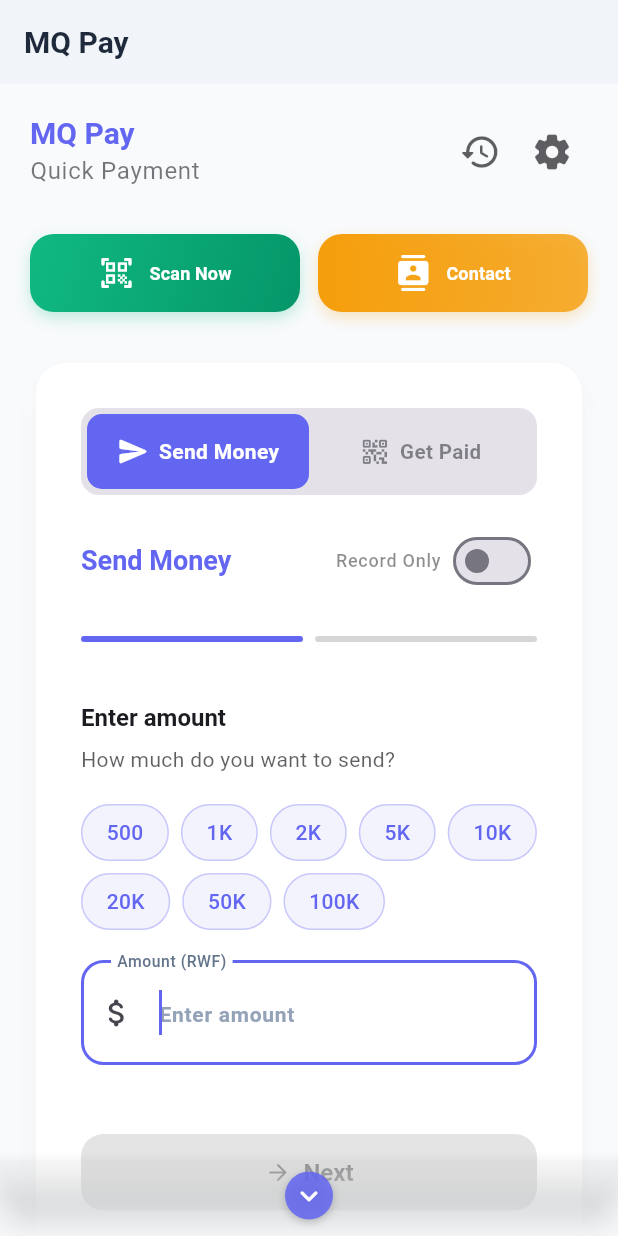
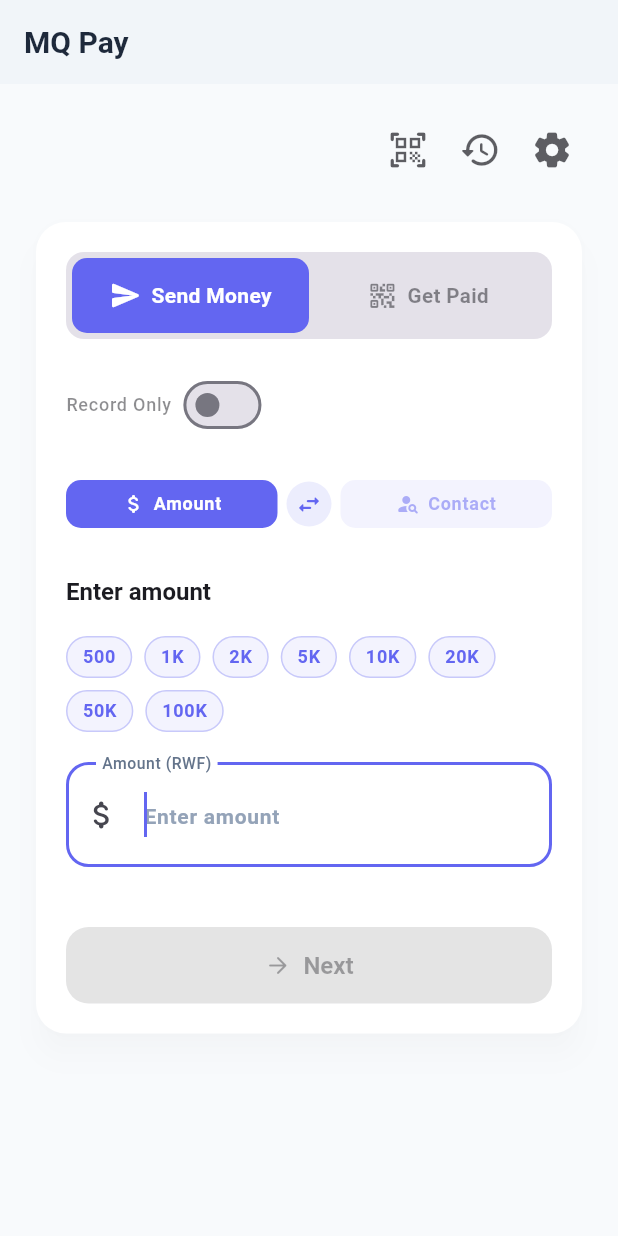
Before and after one commit to julesntare/mq_pay, a Flutter app: the screen it shows after launch, on a phone screen of 412 x 824 dp. Run offline on Flutter 3.47's test engine with Material 3 defaults, Android fonts, the phone set to English and light mode, and no system bars; our stand-ins replace cloud_firestore, dropdown_search, file_picker, firebase_core, flutter_contacts, flutter_dotenv and 5 more; missing offline and left inert: excel, flutter_phone_direct_caller, flutter_sms_inbox, mobile_scanner, workmanager; accounts and stored records are empty; generated files the repository leaves out were written again; statements that could not run were skipped.

Commit message:
reduced contents & improved UI on home screen

```diff
--- a/lib/screens/home.dart
+++ b/lib/screens/home.dart
@@ -1,12 +1,9 @@
 import 'package:flutter/material.dart';
 import 'package:shared_preferences/shared_preferences.dart';
 import '../generated/l10n.dart';
-import 'package:flutter_native_contact_picker/flutter_native_contact_picker.dart';
-import 'package:flutter_native_contact_picker/model/contact.dart' as picker;
 import 'package:flutter_contacts/flutter_contacts.dart';
 import 'package:permission_handler/permission_handler.dart';
 import '../helpers/launcher.dart';
-import '../helpers/app_theme.dart';
 import 'settings.dart';
 import 'qr_scanner_screen.dart';
 import 'ussd_records_screen.dart';
@@ -17,7 +14,6 @@ import '../services/tariff_service.dart';
 import '../services/ussd_transaction_manager.dart';
 import 'dart:convert';
 import 'package:qr_flutter/qr_flutter.dart';
-import '../widgets/scroll_indicator.dart';
 
 class Home extends StatefulWidget {
   const Home({super.key});
@@ -32,8 +28,6 @@ class _HomeState extends State<Home> {
   final TextEditingController mobileController = TextEditingController();
   final TextEditingController manualMobileController = TextEditingController();
   final TextEditingController momoCodeController = TextEditingController();
-  final FlutterNativeContactPicker _contactPicker =
-      FlutterNativeContactPicker();
   final FocusNode amountFocusNode = FocusNode();
   final FocusNode phoneFocusNode = FocusNode();
   final ScrollController _scrollController = ScrollController();
@@ -44,6 +38,7 @@ class _HomeState extends State<Home> {
 
   // Multistep form variables
   int currentStep = 0;
+  bool recipientFirst = false;
   bool isPhoneNumberMomo = false;
   bool isRecordOnlyMode = false; // true = Record Only, false = Dial Now
   bool isReceiveMode =
@@ -171,11 +166,13 @@ class _HomeState extends State<Home> {
 
       if (currentStep == 1) {
         Future.delayed(const Duration(milliseconds: 350), () {
-          phoneFocusNode.requestFocus();
+          final focusNode =
+              recipientFirst ? amountFocusNode : phoneFocusNode;
+          focusNode.requestFocus();
           Future.delayed(const Duration(milliseconds: 300), () {
-            if (context.mounted && phoneFocusNode.context != null) {
+            if (context.mounted && focusNode.context != null) {
               Scrollable.ensureVisible(
-                phoneFocusNode.context!,
+                focusNode.context!,
                 duration: const Duration(milliseconds: 300),
                 curve: Curves.easeInOut,
               );
@@ -194,7 +191,9 @@ class _HomeState extends State<Home> {
 
       if (currentStep == 0) {
         Future.delayed(const Duration(milliseconds: 350), () {
-          amountFocusNode.requestFocus();
+          final focusNode =
+              recipientFirst ? phoneFocusNode : amountFocusNode;
+          focusNode.requestFocus();
         });
       }
     }
@@ -382,7 +381,6 @@ class _HomeState extends State<Home> {
   @override
   Widget build(BuildContext context) {
     final theme = Theme.of(context);
-    final keyboardHeight = MediaQuery.of(context).viewInsets.bottom;
 
     return Scaffold(
       backgroundColor: theme.colorScheme.surface,
@@ -390,36 +388,16 @@ class _HomeState extends State<Home> {
       body: Stack(
         children: [
           SafeArea(
-            child: ScrollIndicatorWrapper(
-              controller: _scrollController,
             child: SingleChildScrollView(
               controller: _scrollController,
-                padding: EdgeInsets.only(
-                  left: 20,
-                  right: 20,
-                  top: 20,
-                  bottom: 20 +
-                      keyboardHeight *
-                          0.1, // Add small padding when keyboard is open
-                ),
+              padding: const EdgeInsets.symmetric(horizontal: 20, vertical: 20),
               child: Column(
                 crossAxisAlignment: CrossAxisAlignment.start,
                 children: [
-                    // App Title
                   _buildAppHeader(context, theme),
-                    const SizedBox(height: 30),
-
-                    // Quick Actions (Scan QR & Load Contact)
-                    _buildQuickActions(context, theme),
-                    const SizedBox(height: 30),
-
-                    // Streamlined Payment Form
+                  const SizedBox(height: 20),
                   _buildStreamlinedPaymentForm(context, theme),
-
-                    // Add extra space when keyboard is visible
-                    if (keyboardHeight > 0) SizedBox(height: 100),
-                  ],
-                ),
+                ],
               ),
             ),
           ),
@@ -431,28 +409,19 @@ class _HomeState extends State<Home> {
 
   Widget _buildAppHeader(BuildContext context, ThemeData theme) {
     return Row(
-      mainAxisAlignment: MainAxisAlignment.spaceBetween,
-      children: [
-        Column(
-          crossAxisAlignment: CrossAxisAlignment.start,
-          children: [
-            Text(
-              'MQ Pay',
-              style: theme.textTheme.headlineMedium?.copyWith(
-                fontWeight: FontWeight.bold,
-                color: theme.colorScheme.primary,
-              ),
-            ),
-            Text(
-              S.of(context).quickPayment,
-              style: theme.textTheme.bodyLarge?.copyWith(
-                color: theme.colorScheme.onSurface.withValues(alpha: 0.6),
-              ),
-            ),
-          ],
-        ),
+      mainAxisAlignment: MainAxisAlignment.end,
+      children: [
         Row(
           children: [
+            IconButton(
+              onPressed: _scanQrCode,
+              icon: Icon(
+                Icons.qr_code_scanner_rounded,
+                color: theme.colorScheme.onSurface.withValues(alpha: 0.7),
+                size: 28,
+              ),
+              tooltip: S.of(context).scanNow,
+            ),
             IconButton(
               onPressed: () => Navigator.push(
                 context,
@@ -477,7 +446,6 @@ class _HomeState extends State<Home> {
                             selectedLanguage: selectedLanguage ?? 'en',
                           )),
                 );
-                // Reload payment methods after returning from settings
                 _loadSavedPreferences();
               },
               icon: Icon(
@@ -493,9 +461,6 @@ class _HomeState extends State<Home> {
   }
 
   Widget _buildStreamlinedPaymentForm(BuildContext context, ThemeData theme) {
-    final keyboardHeight = MediaQuery.of(context).viewInsets.bottom;
-    final isKeyboardOpen = keyboardHeight > 0;
-
     return Container(
       constraints: BoxConstraints(maxWidth: 400),
       width: double.infinity,
@@ -505,7 +470,7 @@ class _HomeState extends State<Home> {
           borderRadius: BorderRadius.circular(20),
         ),
         child: Padding(
-          padding: EdgeInsets.all(isKeyboardOpen ? 20 : 30),
+          padding: const EdgeInsets.all(20),
           child: Column(
             mainAxisSize: MainAxisSize.min,
             crossAxisAlignment: CrossAxisAlignment.stretch,
@@ -630,13 +595,6 @@ class _HomeState extends State<Home> {
                 Row(
                   mainAxisAlignment: MainAxisAlignment.spaceBetween,
                   children: [
-                    Text(
-                      S.of(context).sendMoney,
-                      style: theme.textTheme.headlineSmall?.copyWith(
-                        fontWeight: FontWeight.bold,
-                        color: theme.colorScheme.primary,
-                      ),
-                    ),
                     // Record Only label + switch
                     Row(
                       mainAxisSize: MainAxisSize.min,
@@ -693,45 +651,23 @@ class _HomeState extends State<Home> {
                 // Receive Mode - Just amount input and generate button
                 _buildReceiveMode(theme),
               ] else ...[
-                // Send Mode - Full 2-step flow
-                // Step Progress Indicator
-                Row(
-                  children: [
-                    Expanded(
-                      child: Container(
-                        height: 4,
-                        decoration: BoxDecoration(
-                          color: theme.colorScheme.primary,
-                          borderRadius: BorderRadius.circular(2),
-                        ),
-                      ),
-                    ),
-                    const SizedBox(width: 8),
-                    Expanded(
-                      child: Container(
-                        height: 4,
-                        decoration: BoxDecoration(
-                          color: currentStep >= 1
-                              ? theme.colorScheme.primary
-                              : theme.colorScheme.outline
-                                  .withValues(alpha: 0.3),
-                          borderRadius: BorderRadius.circular(2),
-                        ),
-                      ),
-                    ),
-                  ],
-                ),
-                const SizedBox(height: 40),
+                // Send Mode — step order indicator with swap
+                _buildStepOrderIndicator(theme),
+                const SizedBox(height: 32),
 
                 // Step Content
                 AnimatedSwitcher(
                   duration: const Duration(milliseconds: 300),
                   child: currentStep == 0
+                      ? (recipientFirst
+                          ? _buildPhoneStep(theme)
+                          : _buildAmountStep(theme))
+                      : (recipientFirst
                           ? _buildAmountStep(theme)
-                      : _buildPhoneStep(theme),
-                ),
-
-                const SizedBox(height: 30),
+                          : _buildPhoneStep(theme)),
+                ),
+
+                const SizedBox(height: 24),
 
                 // Navigation Buttons
                 Row(
@@ -915,13 +851,6 @@ class _HomeState extends State<Home> {
             color: theme.colorScheme.onSurface,
           ),
         ),
-        const SizedBox(height: 8),
-        Text(
-          S.of(context).howMuchSend,
-          style: theme.textTheme.bodyMedium?.copyWith(
-            color: theme.colorScheme.onSurface.withValues(alpha: 0.7),
-          ),
-        ),
         const SizedBox(height: 20),
 
         // Quick amount presets
@@ -941,7 +870,7 @@ class _HomeState extends State<Home> {
               child: AnimatedContainer(
                 duration: const Duration(milliseconds: 150),
                 padding:
-                    const EdgeInsets.symmetric(horizontal: 16, vertical: 8),
+                    const EdgeInsets.symmetric(horizontal: 10, vertical: 5),
                 decoration: BoxDecoration(
                   color: isSelected
                       ? theme.colorScheme.primary
@@ -955,10 +884,10 @@ class _HomeState extends State<Home> {
                 ),
                 child: Text(
                   label,
-                  style: theme.textTheme.bodyMedium?.copyWith(
+                  style: theme.textTheme.labelMedium?.copyWith(
                     color:
                         isSelected ? Colors.white : theme.colorScheme.primary,
-                    fontWeight: FontWeight.w500,
+                    fontWeight: FontWeight.w600,
                   ),
                 ),
               ),
@@ -1018,7 +947,13 @@ class _HomeState extends State<Home> {
             setState(() {});
           },
           onSubmitted: (_) {
-            if (_isValidAmount()) _nextStep();
+            if (_isValidAmount()) {
+              if (recipientFirst && currentStep == 1) {
+                if (_canProceedWithPayment()) _processPayment(context);
+              } else {
+                _nextStep();
+              }
+            }
           },
         ),
         const SizedBox(height: 16),
@@ -1062,15 +997,6 @@ class _HomeState extends State<Home> {
           style: theme.textTheme.titleLarge?.copyWith(
             fontWeight: FontWeight.bold,
             color: theme.colorScheme.onSurface,
-          ),
-        ),
-        const SizedBox(height: 8),
-        Text(
-          isRecordOnlyMode
-              ? S.of(context).optionalSidePaymentsHint
-              : S.of(context).enterPhoneOrMomoHint,
-          style: theme.textTheme.bodyMedium?.copyWith(
-            color: theme.colorScheme.onSurface.withValues(alpha: 0.7),
           ),
         ),
         const SizedBox(height: 24),
@@ -1147,7 +1073,14 @@ class _HomeState extends State<Home> {
                 _selectContactSuggestion(filteredContacts[0]);
                 return;
               }
-              if (_canProceedWithPayment()) _processPayment(context);
+              if (recipientFirst && currentStep == 0) {
+                final hasValid = isRecordOnlyMode ||
+                    _isValidPhoneNumber(value) ||
+                    _isValidMomoCode(value);
+                if (hasValid) _nextStep();
+              } else if (_canProceedWithPayment()) {
+                _processPayment(context);
+              }
             },
           ),
 
@@ -1222,6 +1155,93 @@ class _HomeState extends State<Home> {
     );
   }
 
+  Widget _buildStepOrderIndicator(ThemeData theme) {
+    final bool step1IsAmount = !recipientFirst;
+    final bool canSwap = currentStep == 0;
+
+    Widget pill({
+      required IconData icon,
+      required String label,
+      required bool active,
+    }) {
+      return Expanded(
+        child: AnimatedContainer(
+          duration: const Duration(milliseconds: 200),
+          padding: const EdgeInsets.symmetric(vertical: 8),
+          decoration: BoxDecoration(
+            color: active
+                ? theme.colorScheme.primary
+                : theme.colorScheme.primary.withValues(alpha: 0.08),
+            borderRadius: BorderRadius.circular(10),
+          ),
+          child: Row(
+            mainAxisAlignment: MainAxisAlignment.center,
+            children: [
+              Icon(icon,
+                  size: 16,
+                  color: active
+                      ? Colors.white
+                      : theme.colorScheme.primary.withValues(alpha: 0.5)),
+              const SizedBox(width: 5),
+              Text(
+                label,
+                style: theme.textTheme.labelMedium?.copyWith(
+                  color: active
+                      ? Colors.white
+                      : theme.colorScheme.primary.withValues(alpha: 0.5),
+                  fontWeight: FontWeight.w600,
+                ),
+              ),
+            ],
+          ),
+        ),
+      );
+    }
+
+    return Row(
+      children: [
+        pill(
+          icon: step1IsAmount
+              ? Icons.attach_money_rounded
+              : Icons.person_search_rounded,
+          label: step1IsAmount ? 'Amount' : 'Contact',
+          active: true,
+        ),
+        const SizedBox(width: 6),
+        GestureDetector(
+          onTap: canSwap
+              ? () => setState(() => recipientFirst = !recipientFirst)
+              : null,
+          child: AnimatedContainer(
+            duration: const Duration(milliseconds: 200),
+            padding: const EdgeInsets.all(6),
+            decoration: BoxDecoration(
+              color: canSwap
+                  ? theme.colorScheme.primary.withValues(alpha: 0.12)
+                  : Colors.transparent,
+              shape: BoxShape.circle,
+            ),
+            child: Icon(
+              Icons.swap_horiz_rounded,
+              size: 18,
+              color: canSwap
+                  ? theme.colorScheme.primary
+                  : theme.colorScheme.onSurface.withValues(alpha: 0.2),
+            ),
+          ),
+        ),
+        const SizedBox(width: 6),
+        pill(
+          icon: step1IsAmount
+              ? Icons.person_search_rounded
+              : Icons.attach_money_rounded,
+          label: step1IsAmount ? 'Contact' : 'Amount',
+          active: currentStep >= 1,
+        ),
+      ],
+    );
+  }
+
   Widget _buildSelectedContactChip(ThemeData theme) {
     final contact = _selectedContact!;
     return Container(
@@ -1288,6 +1308,13 @@ class _HomeState extends State<Home> {
 
   VoidCallback? _getNextButtonAction() {
     if (currentStep == 0) {
+      if (recipientFirst) {
+        final hasValidRecipient = isRecordOnlyMode ||
+            (mobileController.text.isNotEmpty &&
+                (_isValidPhoneNumber(mobileController.text) ||
+                    _isValidMomoCode(mobileController.text)));
+        return hasValidRecipient ? _nextStep : null;
+      }
       return _isValidAmount() ? _nextStep : null;
     } else {
       return _canProceedWithPayment() ? () => _processPayment(context) : null;
@@ -1997,154 +2024,8 @@ class _HomeState extends State<Home> {
     return amount != null && amount >= 1;
   }
 
-  Widget _buildQuickActions(BuildContext context, ThemeData theme) {
-    return Row(
-      children: [
-        Expanded(
-          child: _buildActionCard(
-            context: context,
-            theme: theme,
-            icon: Icons.qr_code_scanner_rounded,
-            title: S.of(context).scanNow,
-            onTap: _scanQrCode,
-            gradient: AppTheme.secondaryGradient,
-          ),
-        ),
-        const SizedBox(width: 12),
-        Expanded(
-          child: _buildActionCard(
-            context: context,
-            theme: theme,
-            icon: Icons.contacts_rounded,
-            title: S.of(context).contact,
-            onTap: _loadContact,
-            gradient: LinearGradient(
-              colors: [
-                AppTheme.warningColor,
-                AppTheme.warningColor.withValues(alpha: 0.8),
-              ],
-            ),
-          ),
-        ),
-      ],
-    );
-  }
-
-  Widget _buildActionCard({
-    required BuildContext context,
-    required ThemeData theme,
-    required IconData icon,
-    required String title,
-    required VoidCallback onTap,
-    required Gradient gradient,
-  }) {
-    return GestureDetector(
-      onTap: onTap,
-      child: Container(
-        padding: const EdgeInsets.symmetric(horizontal: 16, vertical: 14),
-        decoration: BoxDecoration(
-          gradient: gradient,
-          borderRadius: BorderRadius.circular(16),
-          boxShadow: [
-            BoxShadow(
-              color: gradient.colors.first.withValues(alpha: 0.25),
-              blurRadius: 8,
-              offset: const Offset(0, 4),
-            ),
-          ],
-        ),
-        child: Row(
-          mainAxisAlignment: MainAxisAlignment.center,
-          children: [
-            Icon(
-              icon,
-              color: Colors.white,
-              size: 24,
-            ),
-            const SizedBox(width: 10),
-            Text(
-              title,
-              style: theme.textTheme.titleSmall?.copyWith(
-                color: Colors.white,
-                fontWeight: FontWeight.w600,
-              ),
-            ),
-          ],
-        ),
-      ),
-    );
-  }
-
-  Future<void> _loadContact() async {
-    try {
-      picker.Contact? contact = await _contactPicker.selectContact();
-      if (contact != null) {
-        List<String>? phoneNumbers = contact.phoneNumbers;
-        selectedNumber = phoneNumbers?.first;
-        if (selectedNumber != null) {
-          if (_isValidPhoneNumber(selectedNumber!) ||
-              _isValidMomoCode(selectedNumber!)) {
-            String formattedNumber = _formatPhoneNumber(selectedNumber!);
-            final contactName = contact.fullName;
-            setState(() {
-              mobileController.text = formattedNumber;
-              if (contactName != null && contactName.isNotEmpty) {
-                _selectedContact = ContactSuggestion(
-                  name: contactName,
-                  phoneNumber: formattedNumber,
-                  originalPhone: formattedNumber,
-                );
-                selectedName = contactName;
-              } else {
-                _selectedContact = null;
-              }
-              if (currentStep == 0) currentStep = 1;
-              _suggestionDismissed = true;
-            });
-
-            ScaffoldMessenger.of(context).showSnackBar(
-              SnackBar(
-                content: Text(S.of(context).contactLoaded(formattedNumber)),
-                duration: const Duration(seconds: 2),
-              ),
-            );
-          } else {
-            _showErrorDialog(
-              context: context,
-              title: S.of(context).invalidPhoneNumber,
-              message: S.of(context).invalidContactPhone,
-            );
-          }
-        }
-      }
-    } catch (e) {
-      _showErrorDialog(
-        context: context,
-        title: S.of(context).error,
-        message: 'Failed to load contact: $e',
-      );
-    }
-  }
-
-  void _showErrorDialog({
-    required BuildContext context,
-    required String title,
-    required String message,
-  }) {
-    showDialog(
-      context: context,
-      builder: (context) => AlertDialog(
-        title: Text(title),
-        content: Text(message),
-        actions: [
-          TextButton(
-            onPressed: () => Navigator.of(context).pop(),
-            child: Text(S.of(context).ok),
-          ),
-        ],
-      ),
-    );
-  }
+
+
 
   // Helper to get provider from phone number
   String _getProviderFromPhone(String phone) {
--- a/lib/widgets/scroll_indicator.dart
+++ b/lib/widgets/scroll_indicator.dart
@@ -70,10 +70,15 @@ class _ScrollIndicatorWrapperState extends State<ScrollIndicatorWrapper> {
     final theme = Theme.of(context);
     final indicatorColor = widget.indicatorColor ?? theme.colorScheme.primary;
 
-    return Stack(
-      clipBehavior: Clip.none,
-      children: [
-        widget.child,
+    return NotificationListener<ScrollMetricsNotification>(
+      onNotification: (notification) {
+        WidgetsBinding.instance.addPostFrameCallback((_) => _updateIndicators());
+        return false;
+      },
+      child: Stack(
+        clipBehavior: Clip.none,
+        children: [
+          widget.child,
 
         // Top scroll indicator - positioned above content with higher elevation
         if (_showTopIndicator)
@@ -197,6 +202,7 @@ class _ScrollIndicatorWrapperState extends State<ScrollIndicatorWrapper> {
             ),
           ),
       ],
+      ),
     );
   }
 }
```
Lines whose indentation alone changed are shown as unchanged.
